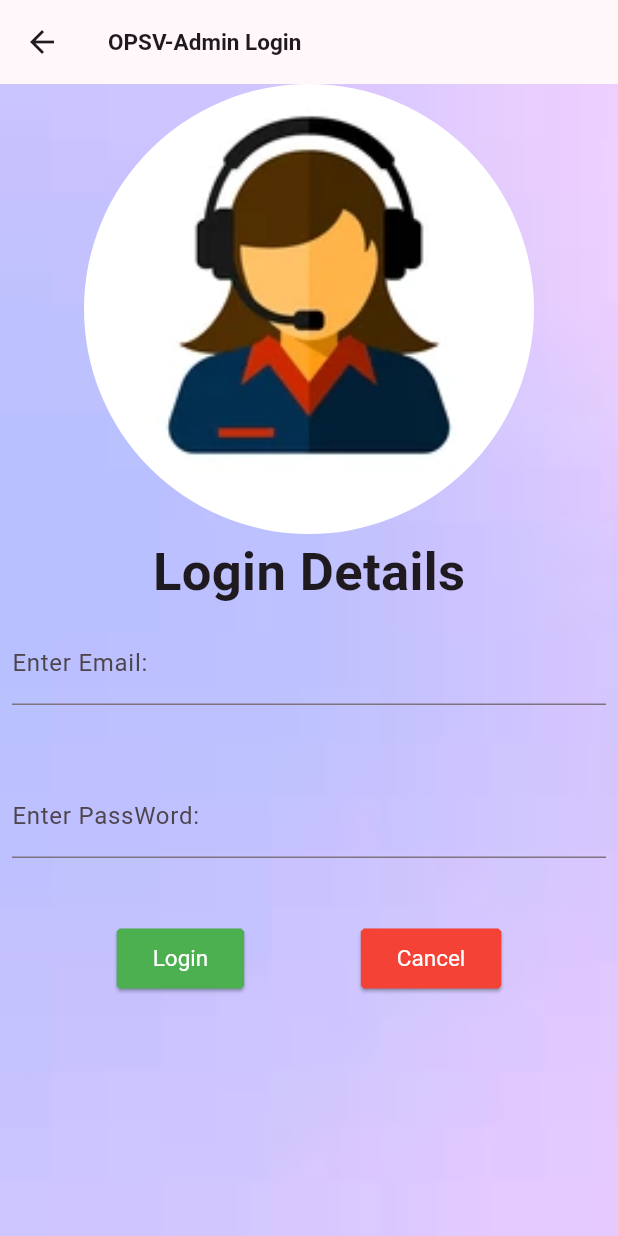
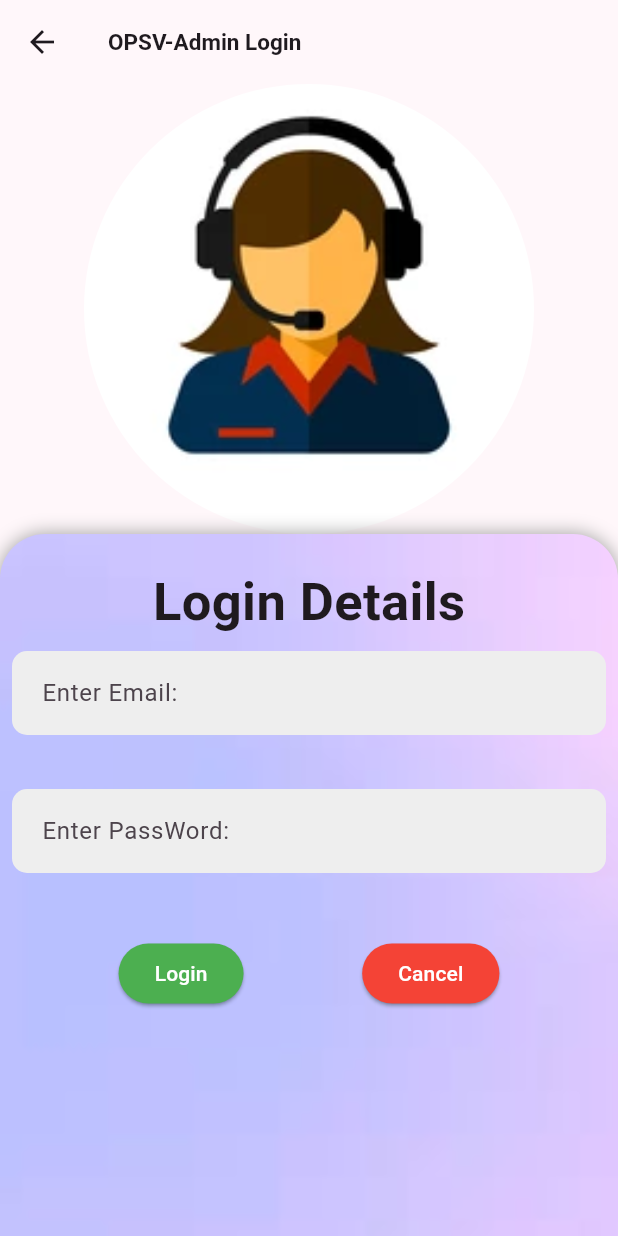
Before and after one commit to srisudhanl/new_main_project, a Flutter app: the AdminLogin screen opened directly, on a phone screen of 412 x 824 dp. Run offline on Flutter 3.47's test engine with Material 3 defaults, Android fonts, the phone set to English and light mode, and no system bars; our stand-ins replace animated_text_kit, another_flutter_splash_screen, cloud_firestore, firebase_auth, firebase_core, fluttertoast; accounts and stored records are empty; network calls fail.

```diff
--- a/lib/logins/adminlogin.dart
+++ b/lib/logins/adminlogin.dart
@@ -1,6 +1,7 @@
 import 'package:cloud_firestore/cloud_firestore.dart';
 import 'package:flutter/foundation.dart';
 import 'package:flutter/material.dart';
+import 'package:main_project1/custom_widgets/custom_text_field.dart';
 import '../main.dart';
 import '../registers/admin.dart';
 import 'package:firebase_auth/firebase_auth.dart';
@@ -15,8 +16,8 @@ class AdminLogin extends StatefulWidget {
 }
 
 class _AdminLoginState extends State<AdminLogin> {
-  late String email;
-  late String password;
+  TextEditingController emailController = TextEditingController();
+  TextEditingController passwordController = TextEditingController();
   bool showSpinner = false;
 
   Future _showDialog(BuildContext context, String message) async {
@@ -49,20 +50,24 @@ class _AdminLoginState extends State<AdminLogin> {
         body: Container(
           width: double.infinity,
           height: double.infinity,
-          decoration: const BoxDecoration(
-              image: DecorationImage(
-                  image: AssetImage("assets/background.jpeg"), fit: BoxFit.cover)),
           child: SingleChildScrollView(
               child: Column(children: <Widget>[
             Container(
               height: 300,
               decoration: const BoxDecoration(
                   shape: BoxShape.circle,
-                  image: DecorationImage(
-                      image: AssetImage("assets/admin_login.jpeg"),
-                      fit: BoxFit.cover)),
+                  image: DecorationImage(image: AssetImage("assets/admin_login.jpeg"), fit: BoxFit.cover)),
               width: double.infinity,
             ),
+            Container(
+              height: 600,
+              decoration: const BoxDecoration(
+                  borderRadius: BorderRadius.only(topRight: Radius.circular(30), topLeft: Radius.circular(30)),
+                  image: DecorationImage(image: AssetImage("assets/background.jpeg"), fit: BoxFit.cover),
+                  boxShadow: [BoxShadow(color: Colors.grey, blurRadius: 10)]),
+              child: Column(
+                children: [
+                  SizedBox(height: 20),
                   const Text(
                     'Login Details',
                     style: TextStyle(
@@ -72,37 +77,25 @@ class _AdminLoginState extends State<AdminLogin> {
                   ), //Text
                   Padding(
                     padding: const EdgeInsets.all(8.0),
-              child: TextField(
-                decoration: const InputDecoration(
+                    child: buildTextField(
                       labelText: 'Enter Email:',
                       hintText: 'email address',
-                ), //InputDecoration
-                autocorrect: false,
-                onChanged: (value) {
-                  email = value;
-                },
-                keyboardType: TextInputType.emailAddress,
+                      textEditingController: emailController,
+                      textInputType: TextInputType.emailAddress,
                     ),
                   ),
                   Container(
                     color: Colors.transparent,
-              height: 30,
+                    height: 20,
                     width: double.infinity,
                   ),
                   Padding(
                     padding: const EdgeInsets.all(8.0),
-              child: TextField(
-                obscureText: true,
-                decoration: const InputDecoration(
+                    child: buildTextField(
+                      textInputType: TextInputType.text,
+                      textEditingController: passwordController,
                       labelText: 'Enter PassWord:',
                       hintText: 'Password',
-                ),
-                //InputDecoration
-                autocorrect: false,
-                onChanged: (value) {
-                  password = value;
-                },
-                keyboardType: TextInputType.text,
                     ),
                   ),
                   Container(
@@ -112,22 +105,20 @@ class _AdminLoginState extends State<AdminLogin> {
                   ),
                   Row(mainAxisAlignment: MainAxisAlignment.spaceEvenly, children: <Widget>[
                     ElevatedButton(
-                style: ElevatedButton.styleFrom(
-                    backgroundColor: Colors.green,
-                    textStyle: const TextStyle(color: Colors.white, fontSize: 15.0),
-                    shape: const BeveledRectangleBorder(borderRadius: BorderRadius.all(Radius.circular(2))),
-                    shadowColor: Colors.blueGrey),
+                      style: ElevatedButton.styleFrom(backgroundColor: Colors.green, shadowColor: Colors.blueGrey),
                       onPressed: () async {
                         setState(() {
                           showSpinner = true;
                         });
                         try {
-                    final userCredential = await FirebaseAuth.instance.signInWithEmailAndPassword(email: email, password: password);
+                          final userCredential = await FirebaseAuth.instance
+                              .signInWithEmailAndPassword(email: emailController.text, password: passwordController.text);
                           final user = userCredential.user;
-                    final userSnapShot = await FirebaseFirestore.instance.collection('admin').where("email",isEqualTo: user?.email).get();
+                          final userSnapShot =
+                              await FirebaseFirestore.instance.collection('admin').where("email", isEqualTo: user?.email).get();
                           if (userSnapShot.docs.isNotEmpty) {
                             Navigator.push(context, MaterialPageRoute(builder: (context) => const Admin()));
-                    }else{
+                          } else {
                             ToastManager.showToastShort(msg: "You're not authorized!!!");
                           }
                         } catch (e) {
@@ -140,20 +131,25 @@ class _AdminLoginState extends State<AdminLogin> {
                           showSpinner = false;
                         });
                       },
-                child: const Text("Login",style: TextStyle(color: Colors.white),),
+                      child: const Text(
+                        "Login",
+                        style: TextStyle(color: Colors.white),
+                      ),
                     ),
                     ElevatedButton(
                       onPressed: () {
                         Navigator.push(context, MaterialPageRoute(builder: (context) => const MyApp()));
                       },
-                style: ElevatedButton.styleFrom(
-                    backgroundColor: Colors.red,
-                    textStyle: const TextStyle(color: Colors.white, fontSize: 15.0),
-                    shape: const BeveledRectangleBorder(borderRadius: BorderRadius.all(Radius.circular(2))),
-                    shadowColor: Colors.blueGrey),
-                child: const Text("Cancel",style: TextStyle(color: Colors.white),),
+                      style: ElevatedButton.styleFrom(backgroundColor: Colors.red, shadowColor: Colors.blueGrey),
+                      child: const Text(
+                        "Cancel",
+                        style: TextStyle(color: Colors.white),
+                      ),
                     )
                   ]),
+                ],
+              ),
+            ),
           ])),
         ));
   }
--- a/lib/main.dart
+++ b/lib/main.dart
@@ -12,13 +12,13 @@ import 'logins/adminlogin.dart';
 import 'logins/userlogin.dart';
 
 Future<void> main() async {
-  bool isTesting = false;
+  bool isTesting = true;
   WidgetsFlutterBinding.ensureInitialized();
   await Firebase.initializeApp();
   runApp(MaterialApp(
     debugShowCheckedModeBanner: false,
     theme: ThemeData(colorScheme: ColorScheme.fromSeed(seedColor: Colors.purpleAccent)),
-    home: isTesting ? ArtsStudentLogin() : Splash(),
+    home: isTesting ? AdminLogin() : Splash(),
   ));
 }
 
```
Also changed, not shown: lib/logins/MBAlogin.dart (+10 -11 lines), lib/logins/arts_student_login.dart (+10 -11 lines), lib/logins/engineeringlogin.dart (+10 -11 lines), lib/logins/userlogin.dart (+10 -11 lines). Lines whose indentation alone changed are shown as unchanged.
